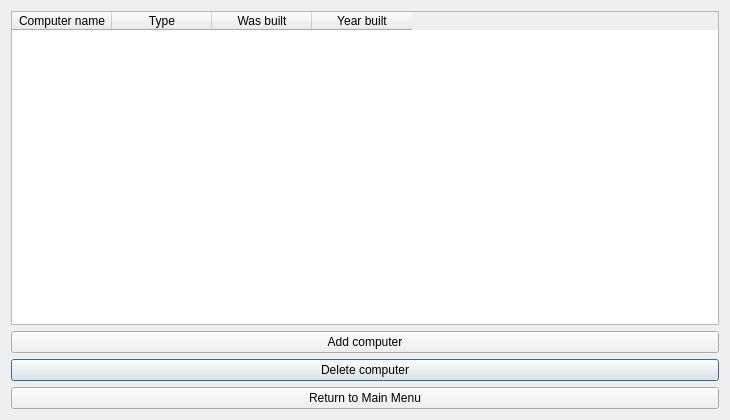
Old version of the form computerwindow.ui in the repository stefanv15/verklegtNamskeid_skil3.
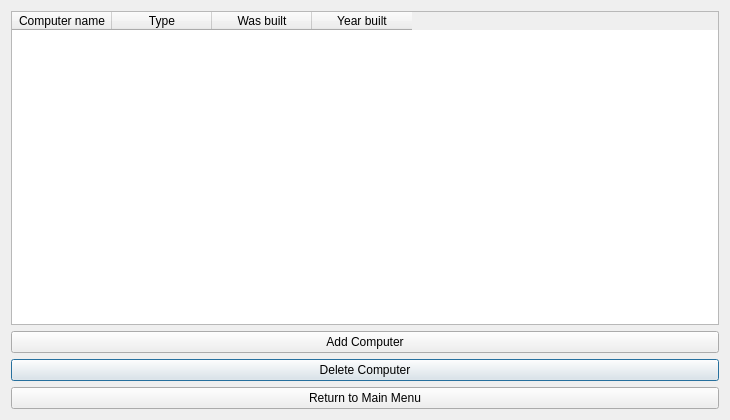
New version of the form.

Patch:
```diff
--- a/computerwindow.ui
+++ b/computerwindow.ui
@@ -17,7 +17,7 @@
    <item row="3" column="0">
     <widget class="QPushButton" name="button_computer_deleteCpu">
      <property name="text">
-      <string>Delete computer</string>
+      <string>Delete Computer</string>
      </property>
     </widget>
    </item>
@@ -58,7 +58,7 @@
    <item row="2" column="0">
     <widget class="QPushButton" name="button_computer_addCpu">
      <property name="text">
-      <string>Add computer</string>
+      <string>Add Computer</string>
      </property>
     </widget>
    </item>
```
